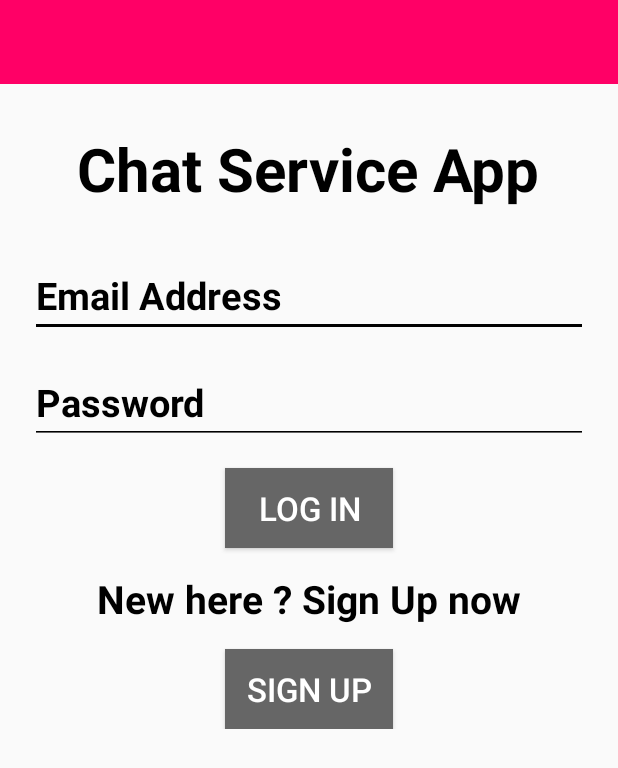
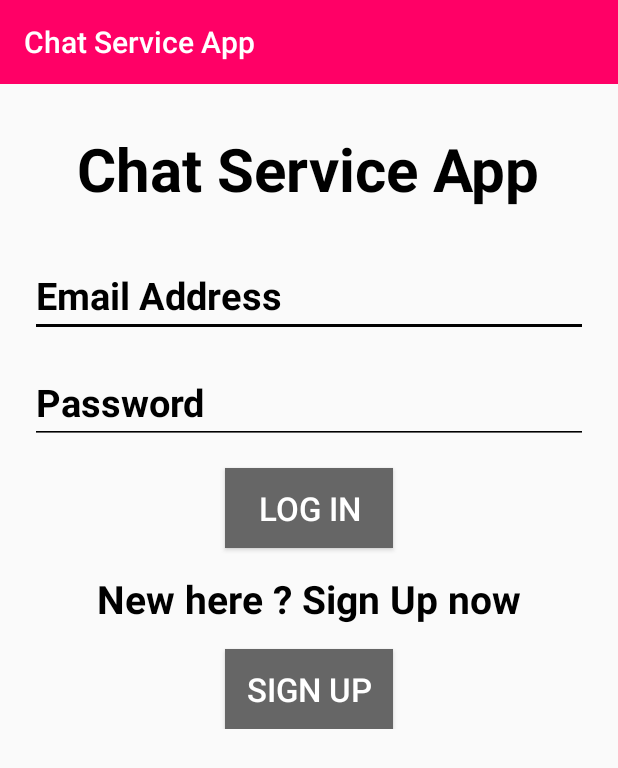
Before and after one commit to JasonHaque/ChatServiceApp, an Android app: the screen it shows after launch (LogInActivity), on a phone screen of 412 x 824 dp. Shown: the top 768 px of the screen. Run offline under Robolectric (Android 15) with nearby library versions, the phone set to English and light mode, and no system bars; our stand-ins replace Firebase (no records; nobody signed in at launch, a user with empty details on screens opened directly).

Commit message:
Toolbar text added

```diff
--- a/app/src/main/res/layout/bar_layout.xml
+++ b/app/src/main/res/layout/bar_layout.xml
@@ -3,6 +3,8 @@
     android:orientation="vertical" android:layout_width="match_parent"
     android:layout_height="wrap_content"
     android:id="@+id/toolbar"
+    android:title="@string/app_name"
+    android:titleTextColor="#ffffff"
     android:background="#ff0066">
 
 </Toolbar>
```
